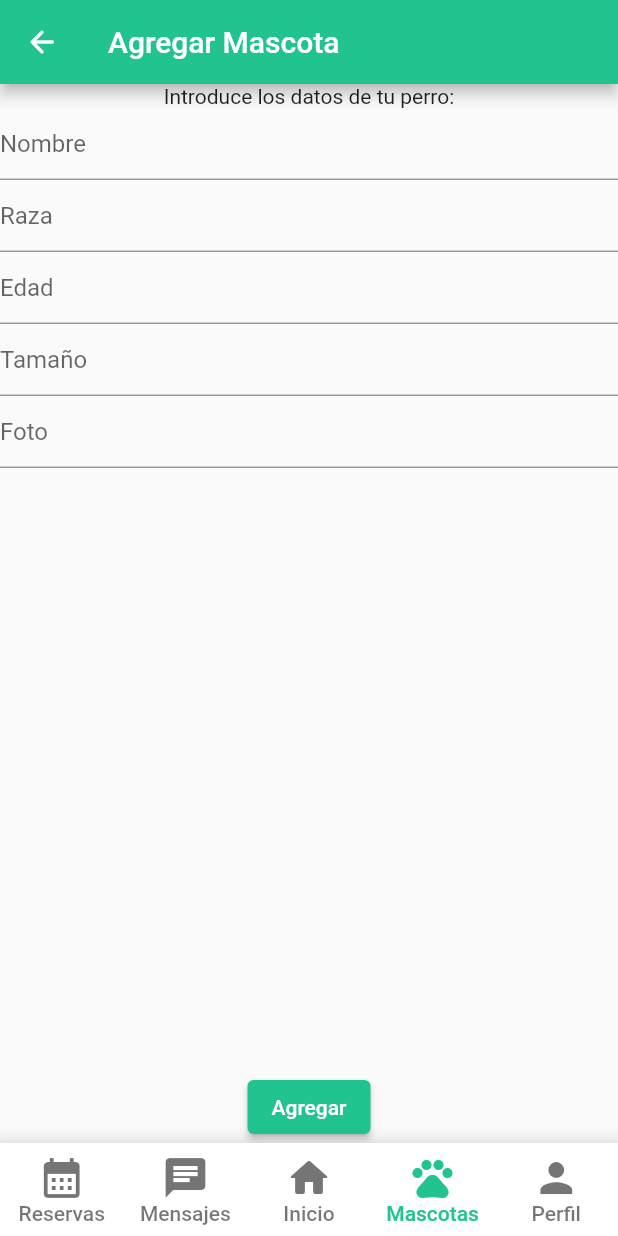
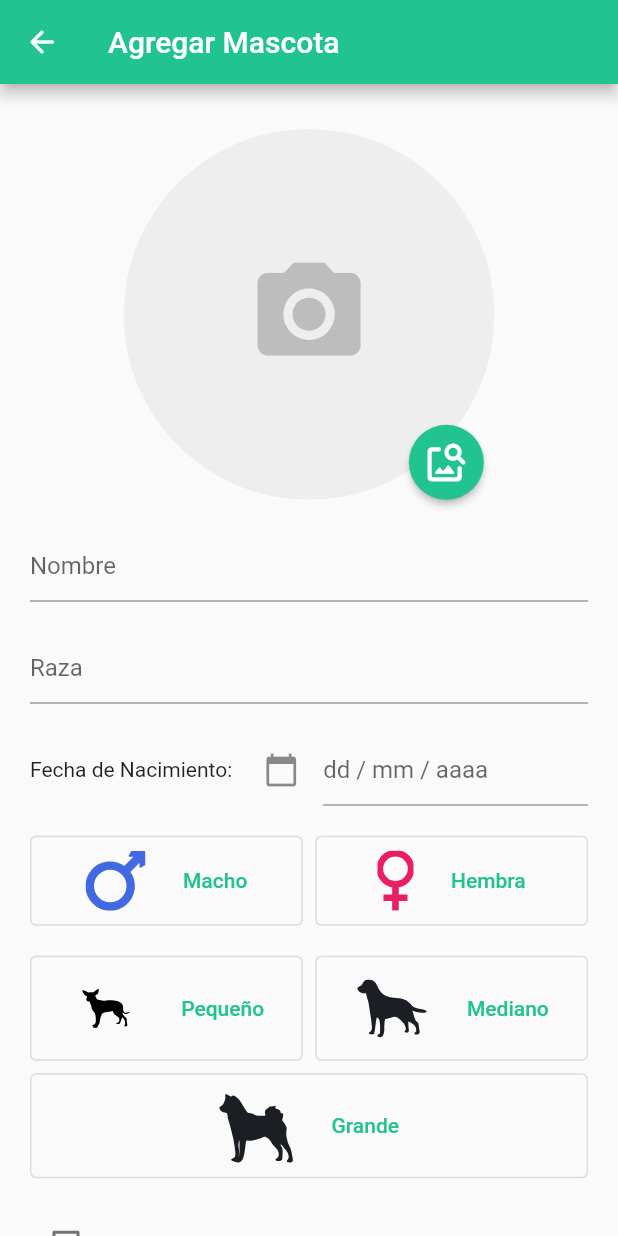
Before and after one commit to RadoV18/fielamigo_app, a Flutter app: the OwnerAddPetScreen screen opened by its route, on a phone screen of 412 x 824 dp. Run offline on Flutter 3.47's test engine with Material 2 defaults, Android fonts, the phone set to English and light mode, and no system bars; our stand-ins replace bloc, equatable, flutter_bloc, flutter_svg, formz, image_picker and 4 more; missing offline and left inert: circular_bottom_navigation, flutter_password_strength; accounts and stored records are empty.

Commit message:
added pets and add pet screens

```diff
--- a/lib/screens/owner_add_pet/owner_add_pet.dart
+++ b/lib/screens/owner_add_pet/owner_add_pet.dart
@@ -1,13 +1,19 @@
+import 'package:fielamigo_app/screens/owner_add_pet/widgets/breed_autocomplete.dart';
+import 'package:fielamigo_app/screens/owner_add_pet/widgets/dog_image_picker.dart';
+import 'package:fielamigo_app/screens/owner_add_pet/widgets/male_female_options.dart';
+import 'package:fielamigo_app/widgets/custom_date_picker.dart';
 import 'package:flutter/material.dart';
-
-import '../../widgets/bottom_navigation_bar_owner.dart';
+import 'package:sizer/sizer.dart';
+import 'widgets/dog_size_options.dart';
 
 class OwnerAddPetScreen extends StatelessWidget {
   const OwnerAddPetScreen({super.key});
 
   @override
   Widget build(BuildContext context) {
+
     return Scaffold(
+      resizeToAvoidBottomInset: false,
       appBar: AppBar(
         leading: Builder(
           builder: (BuildContext context) {
@@ -22,58 +28,76 @@ class OwnerAddPetScreen extends StatelessWidget {
         title: const Text("Agregar Mascota"),
       ),
       body: SafeArea(
+        child: NotificationListener<OverscrollIndicatorNotification>(
+          onNotification: (OverscrollIndicatorNotification overscroll) {
+            overscroll.disallowIndicator();
+            return false;
+          },
+          child: SingleChildScrollView(
+            child: Padding(
+              padding: const EdgeInsets.fromLTRB(20, 10, 20, 10),
               child: Column(
-          mainAxisAlignment: MainAxisAlignment.spaceBetween,
                 children: [
                   Column(
                     children: [
-                Text("Introduce los datos de tu perro:"),
-                Form(
-                  child: Column(
-                    children: [
-                      TextFormField(
-                        decoration: const InputDecoration(
+                      const SizedBox(height: 20,),
+                      const DogImagePicker(),
+                      const SizedBox(height: 20,),
+                      const TextField(
+                        decoration: InputDecoration(
                           hintText: "Nombre",
                         ),
                       ),
-                      TextFormField(
-                        decoration: const InputDecoration(
-                          hintText: "Raza",
+                      const SizedBox(height: 20,),
+                      const BreedAutocomplete(),
+                      const SizedBox(height: 20,),
+                      Row(
+                        children: [
+                          const Text("Fecha de Nacimiento:"),
+                          SizedBox(width: 5.w),
+                          const CustomDatePicker(),
+                        ],
+                      ),
+                      const SizedBox(height: 20,),
+                      const MaleFemaleOptions(),
+                      const SizedBox(height: 20,),
+                      const DogSizeOptions(),
+                      const SizedBox(height: 20,),
+                      Row(
+                        children: [
+                          Checkbox(
+                            value: false,
+                            onChanged: (bool? value) {},
+                          ),
+                          const Text("Esterilizado."),
+                        ],
+                      ),
+                      const SizedBox(height: 20,),
+                      const TextField(
+                        maxLines: 5,
+                        decoration: InputDecoration(
+                          hintText: "Notas",
                         ),
                       ),
-                      TextFormField(
-                        decoration: const InputDecoration(
-                          hintText: "Edad",
+                      const SizedBox(height: 20,),
+                      ElevatedButton(
+                        style: ElevatedButton.styleFrom(
+                          padding: const EdgeInsets.symmetric(horizontal: 20, vertical: 10),
                         ),
+                        onPressed: () {
+                          // TODO: request to add pet
+                        },
+                        child: const Text("Guardar Mascota"),
                       ),
-                      TextFormField(
-                        decoration: const InputDecoration(
-                          hintText: "Tamaño",
-                        ),
-                      ),
-                      TextFormField(
-                        decoration: const InputDecoration(
-                          hintText: "Foto",
-                        ),
-                      ),
+                      const SizedBox(height: 20,),
                     ],
-                  )
                   )
                 ],
               ),
-            // Save button
-            ElevatedButton(
-              onPressed: () {
-                // TODO: request to add pet
-              },
-              child: const Text("Agregar"),
             ),
-          ],
+          ),
+        ),
       )
-      ),
-      bottomNavigationBar: const BottomNavigationBarOwner(
-        isPetsSelected: true
-      ),
     );
   }
 }
--- /dev/null
+++ b/lib/screens/owner_add_pet/widgets/breed_autocomplete.dart
@@ -0,0 +1,80 @@
+import 'package:flutter/material.dart';
+
+class BreedAutocomplete extends StatelessWidget {
+  const BreedAutocomplete({super.key});
+
+  static const List<String> kBreeds = <String>[
+    'Affenpinscher',
+    'Afghan Hound',
+    'Airedale Terrier',
+    'Akita',
+    'Alaskan Malamute',
+    'American Bulldog',
+    'American Eskimo Dog',
+    'American Foxhound',
+    'American Hairless Terrier',
+    'American Staffordshire Terrier',
+    'American Water Spaniel',
+    'Anatolian Shepherd Dog',
+    'Appenzeller Sennenhunde',
+    'Australian Cattle Dog',
+    'Australian Kelpie',
+    'Australian Shepherd',
+  ];
+
+  @override
+  Widget build(BuildContext context) {
+    return RawAutocomplete<String>(
+      optionsBuilder: (TextEditingValue textEditingValue) {
+        if (textEditingValue.text == '') {
+          return const Iterable<String>.empty();
+        }
+        return kBreeds.where((String option) {
+          return option.toLowerCase().contains(textEditingValue.text.toLowerCase());
+        });
+      },
+      fieldViewBuilder: (BuildContext context,
+          TextEditingController textEditingController,
+          FocusNode focusNode,
+          VoidCallback onFieldSubmitted) {
+        return TextFormField(
+          controller: textEditingController,
+          focusNode: focusNode,
+          decoration: const InputDecoration(
+            hintText: "Raza",
+          ),
+          onFieldSubmitted: (String value) {
+            onFieldSubmitted();
+          },
+        );
+      },
+      optionsViewBuilder: (BuildContext context,
+          AutocompleteOnSelected<String> onSelected, Iterable<String> options) {
+        return Align(
+          alignment: Alignment.topLeft,
+          child: Material(
+            elevation: 4.0,
+            child: SizedBox(
+              height: 200.0,
+              child: ListView.builder(
+                padding: const EdgeInsets.all(8.0),
+                itemCount: options.length,
+                itemBuilder: (BuildContext context, int index) {
+                  final String option = options.elementAt(index);
+                  return GestureDetector(
+                    onTap: () {
+                      onSelected(option);
+                    },
+                    child: ListTile(
+                      title: Text(option),
+                    ),
+                  );
+                },
+              ),
+            ),
+          ),
+        );
+      },
+    );
+  }
+}
--- /dev/null
+++ b/lib/screens/owner_add_pet/widgets/dog_image_picker.dart
@@ -0,0 +1,57 @@
+import 'package:flutter/material.dart';
+import 'package:image_picker/image_picker.dart';
+import 'package:sizer/sizer.dart';
+
+class DogImagePicker extends StatelessWidget {
+  const DogImagePicker({super.key});
+
+  @override
+  Widget build(BuildContext context) {
+    return Stack(
+      children: [
+        ClipRRect(
+          borderRadius: BorderRadius.only(
+            topLeft: Radius.circular(30.h),
+            topRight: Radius.circular(30.h),
+            bottomRight: Radius.circular(30.h),
+            bottomLeft: Radius.circular(30.h),
+
+          ),
+          child: Container(
+            height: 30.h,
+            width: 30.h,
+            decoration: BoxDecoration(
+              color: Colors.grey[200],
+            ),
+            child: Align(
+              alignment: Alignment.center,
+              child: Icon(
+                Icons.camera_alt,
+                size: 10.h,
+                color: Colors.grey[400],
+              ),
+            ),
+          ),
+        ),
+        Positioned(
+          bottom: 0,
+          right: 0,
+          child: ElevatedButton(
+            style: ElevatedButton.styleFrom(
+              shape: const CircleBorder(),
+              padding: const EdgeInsets.all(10)
+            ),
+            onPressed: () {
+              ImagePicker().pickImage(source: ImageSource.gallery)
+              .then((im) => print("I picked an image"));
+            },
+            child: const Icon(
+              Icons.image_search_rounded,
+              size: 30,
+            ),
+          ),
+        )
+      ],
+    );
+  }
+}
--- /dev/null
+++ b/lib/screens/owner_add_pet/widgets/dog_size_options.dart
@@ -0,0 +1,49 @@
+import 'package:fielamigo_app/widgets/custom_radio_button.dart';
+import 'package:flutter/material.dart';
+import 'package:flutter_svg/flutter_svg.dart';
+import 'package:sizer/sizer.dart';
+
+class DogSizeOptions extends StatelessWidget {
+  const DogSizeOptions({super.key});
+
+  @override
+  Widget build(BuildContext context) {
+    return Column(
+      children: [
+        Row(
+          children: [
+            Expanded(
+              flex: 1,
+              child: CustomRadioButton(
+                text: "Pequeño",
+                icon: SvgPicture.asset(
+                  "assets/icons/ic_dog_size_sm.svg",
+                  height: 50,
+                )
+              ),
+            ),
+            SizedBox(width: 1.h),
+            Expanded(
+              flex: 1,
+              child: CustomRadioButton(
+                text: "Mediano",
+                icon: SvgPicture.asset(
+                  "assets/icons/ic_dog_size_md.svg",
+                  height: 50,
+                )
+              ),
+            ),
+          ],
+        ),
+        SizedBox(height: 1.h),
+        CustomRadioButton(
+          text: "Grande",
+          icon: SvgPicture.asset(
+            "assets/icons/ic_dog_size_xl.svg",
+            height: 50,
+          )
+        ),
+      ]
+    );
+  }
+}
--- /dev/null
+++ b/lib/screens/owner_add_pet/widgets/male_female_options.dart
@@ -0,0 +1,38 @@
+import 'package:fielamigo_app/widgets/custom_radio_button.dart';
+import 'package:flutter/material.dart';
+import 'package:flutter_svg/flutter_svg.dart';
+import 'package:sizer/sizer.dart';
+
+class MaleFemaleOptions extends StatelessWidget {
+  const MaleFemaleOptions({super.key});
+
+  @override
+  Widget build(BuildContext context) {
+    return Row(
+      children: [
+        Expanded(
+          flex: 1,
+          child: CustomRadioButton(
+            text: "Macho",
+            icon: SvgPicture.asset(
+              "assets/icons/ic_dog_male.svg",
+              height: 40,
+            )
+          )
+        ),
+        SizedBox(width: 1.h),
+        Expanded(
+          flex: 1,
+          child: CustomRadioButton(
+            text: "Hembra",
+            icon: SvgPicture.asset(
+              "assets/icons/ic_dog_female.svg",
+              color: Colors.pink,
+              height: 40,
+            )
+          ),
+        ),
+      ],
+    );
+  }
+}
--- a/lib/screens/owner_pets/owner_pets_screen.dart
+++ b/lib/screens/owner_pets/owner_pets_screen.dart
@@ -25,9 +25,6 @@ class OwnerPetsScreen extends StatelessWidget {
         centerTitle: true,
       ),
       extendBody: true,
-      bottomNavigationBar: const BottomNavigationBarOwner(
-        isPetsSelected: true,
-      ),
       body: SafeArea(
         child: Center(
           child: Padding(
@@ -85,7 +82,8 @@ class OwnerPetsScreen extends StatelessWidget {
             ),
           ),
         ),
-      )
+      ),
+      bottomNavigationBar: const BottomNavigationBarOwner(isPetsSelected: true),
     );
   }
 }
--- /dev/null
+++ b/lib/widgets/custom_date_picker.dart
@@ -0,0 +1,49 @@
+import 'package:flutter/material.dart';
+
+class CustomDatePicker extends StatefulWidget {
+  const CustomDatePicker({super.key});
+
+  @override
+  State<CustomDatePicker> createState() => _CustomDatePickerState();
+}
+
+class _CustomDatePickerState extends State<CustomDatePicker> {
+  TextEditingController dateController = TextEditingController();
+
+  @override
+  Widget build(BuildContext context) {
+    // change the date format to dd/mm/yyyy
+    if(dateController.text != '') {
+      int year = int.parse(dateController.text.substring(0, 4));
+      int month = int.parse(dateController.text.substring(5, 7));
+      int day = int.parse(dateController.text.substring(8, 10));
+      String dateValue = '$day/$month/$year';
+      dateController.text = dateValue;
+    }
+
+    return Expanded (
+      child: TextFormField(
+        controller: dateController,
+        decoration: const InputDecoration(
+          icon: Icon(Icons.calendar_today),
+          hintText: "dd / mm / aaaa"
+        ),
+        readOnly: true,
+        onTap: () async {
+          DateTime? pickedDate = await showDatePicker(
+            context: context,
+            initialDate: DateTime.now(),
+            firstDate: DateTime(1900),
+            lastDate: DateTime.now()
+          );
+          if (pickedDate != null) {
+            setState(() {
+              // rebuild the widget to update the date on bloc
+              dateController.text = pickedDate.toIso8601String();
+            });
+          }
+        }
+      ),
+    );
+  }
+}
--- /dev/null
+++ b/lib/widgets/custom_radio_button.dart
@@ -0,0 +1,34 @@
+import 'package:flutter/material.dart';
+import 'package:flutter_svg/flutter_svg.dart';
+
+class CustomRadioButton extends StatelessWidget {
+
+  final String text;
+  final SvgPicture? icon;
+  final bool isSelected;
+
+  const CustomRadioButton({
+    super.key,
+    required this.text,
+    this.icon,
+    this.isSelected = false,
+  });
+
+  @override
+  Widget build(BuildContext context) {
+    return OutlinedButton(
+      style: OutlinedButton.styleFrom(
+        padding: const EdgeInsets.symmetric(horizontal: 20, vertical: 10),
+      ),
+      onPressed: () {},
+      child: Row(
+        mainAxisAlignment: MainAxisAlignment.center,
+        children: [
+          icon ?? Container(),
+          const SizedBox(width: 25),
+          Text(text)
+        ],
+      ),
+    );
+  }
+}
--- a/pubspec.yaml
+++ b/pubspec.yaml
@@ -47,6 +47,8 @@ dependencies:
   responsive_framework: ^0.2.0
   http: ^0.13.5
   circular_bottom_navigation: ^2.2.0
+  image_picker: ^0.8.6
+  flutter_svg: ^1.1.6
 
 dev_dependencies:
   flutter_test:
@@ -73,6 +75,7 @@ flutter:
   assets:
     - assets/images/logo.png
     - assets/videos/welcome.mp4
+    - assets/icons/
 
   # An image asset can refer to one or more resolution-specific "variants", see
   # https://flutter.dev/assets-and-images/#resolution-aware
```
Also changed, not shown: assets/icons/ic_dog_female.svg (added), assets/icons/ic_dog_male.svg (added), assets/icons/ic_dog_size_md.svg (added), assets/icons/ic_dog_size_sm.svg (added), assets/icons/ic_dog_size_xl.svg (added), pubspec.lock. Lines whose indentation alone changed are shown as unchanged.
